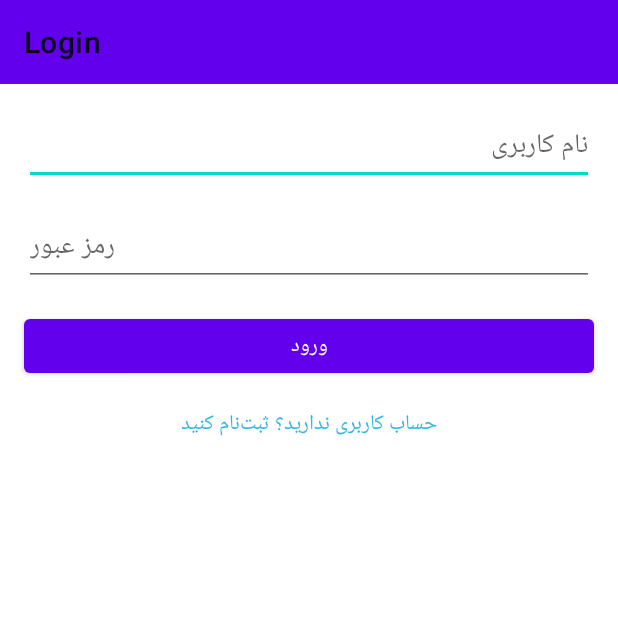
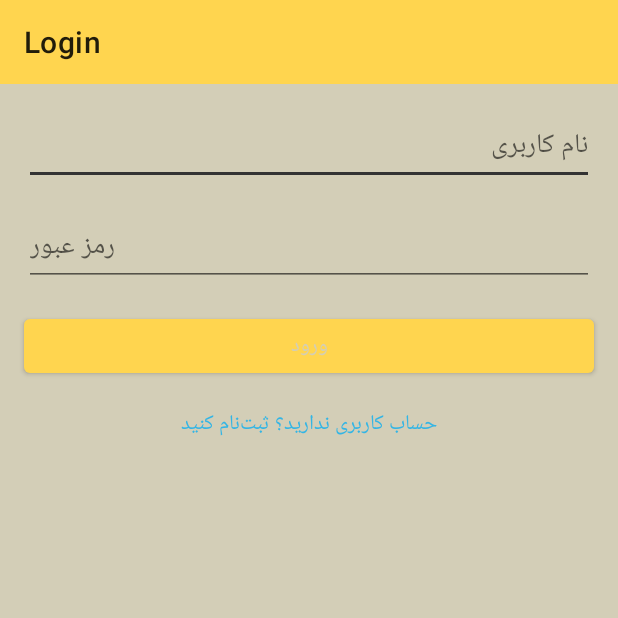
Before and after one commit to saeedsamie/Barchasb-Android-Application, an Android app: the screen it shows after launch (MainActivity), on a phone screen of 412 x 824 dp, the top half of it. Run offline under Robolectric (Android 15) with nearby library versions, the phone set to English and light mode, and no system bars; our stand-ins replace navigation-ui.

Commit message:
feat: add new color-set/theme

```diff
--- a/app/src/main/res/values/colors.xml
+++ b/app/src/main/res/values/colors.xml
@@ -7,4 +7,13 @@
     <color name="teal_700">#FF018786</color>
     <color name="black">#FF000000</color>
     <color name="white">#FFFFFFFF</color>
+
+    <color name="primaryColor">#FFD54F</color> <!-- رنگ زرد روشن -->
+    <color name="secondaryColor">#333333</color> <!-- رنگ تیره -->
+    <color name="backgroundColor">#D3CEB7</color> <!-- رنگ سفید -->
+    <color name="textColor">#333333</color> <!-- رنگ تیره برای متن -->
+    <color name="buttonColor">#FFA000</color> <!-- رنگی برای دکمه‌ها (کمی تیره‌تر از رنگ اصلی) -->
+    <color name="primaryColorVariant">#FFA000</color> <!-- رنگ زرد تیره‌تر برای رنگ اصلی -->
+
+
 </resources>
--- a/app/src/main/res/values/themes.xml
+++ b/app/src/main/res/values/themes.xml
@@ -2,24 +2,33 @@
     <!-- Base application theme. -->
     <style name="Theme.Barchasb" parent="Theme.MaterialComponents.DayNight.DarkActionBar">
         <!-- Primary brand color. -->
-        <item name="colorPrimary">@color/purple_500</item>
-        <item name="colorPrimaryVariant">@color/purple_700</item>
-        <item name="colorOnPrimary">@color/white</item>
+        <item name="colorPrimary">@color/primaryColor</item>
+        <item name="colorPrimaryVariant">@color/primaryColorVariant</item>
+        <item name="colorOnPrimary">@color/backgroundColor</item>
+
         <!-- Secondary brand color. -->
-        <item name="colorSecondary">@color/teal_200</item>
-        <item name="colorSecondaryVariant">@color/teal_700</item>
-        <item name="colorOnSecondary">@color/black</item>
+        <item name="colorSecondary">@color/secondaryColor</item>
+        <item name="colorSecondaryVariant">@color/primaryColor</item>
+        <item name="colorOnSecondary">@color/backgroundColor</item>
+
         <!-- Status bar color. -->
         <item name="android:statusBarColor">?attr/colorPrimaryVariant</item>
-        <!-- Customize your theme here. -->
+
+        <!-- Background color -->
+        <item name="android:colorBackground">@color/backgroundColor</item>
+        <item name="colorSurface">@color/backgroundColor</item>
+
+        <!-- Text color -->
+        <item name="android:textColor">@color/textColor</item>
     </style>
 
-    <style name="Theme.Barchasb.NoActionBar">
+    <!-- NoActionBar theme for full-screen activities, if needed -->
+    <style name="Theme.Barchasb.NoActionBar" parent="Theme.Barchasb">
         <item name="windowActionBar">false</item>
         <item name="windowNoTitle">true</item>
     </style>
 
+    <!-- Overlays for AppBar and Popups, if needed -->
     <style name="Theme.Barchasb.AppBarOverlay" parent="ThemeOverlay.AppCompat.Dark.ActionBar" />
-
     <style name="Theme.Barchasb.PopupOverlay" parent="ThemeOverlay.AppCompat.Light" />
 </resources>
```
Also changed, not shown: app/src/main/res/drawable/ic_logo.png (added).
